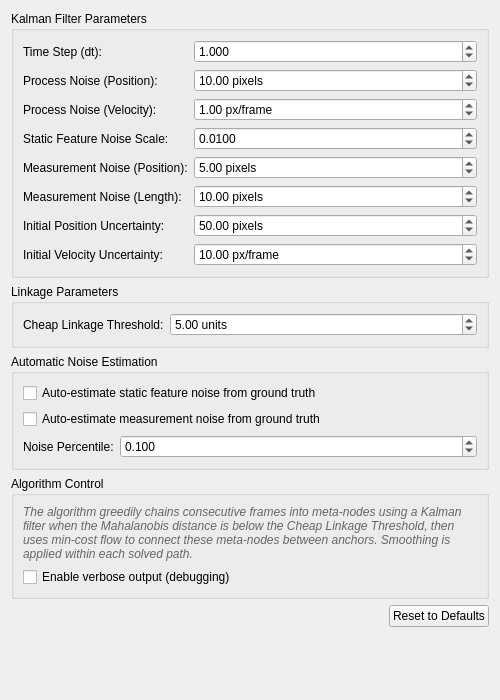
Qt form src/WhiskerToolbox/DataTransform_Widget/Lines/Line_Kalman_Grouping/LineKalmanGrouping_Widget.ui (paulmthompson/WhiskerToolbox) before a commit.
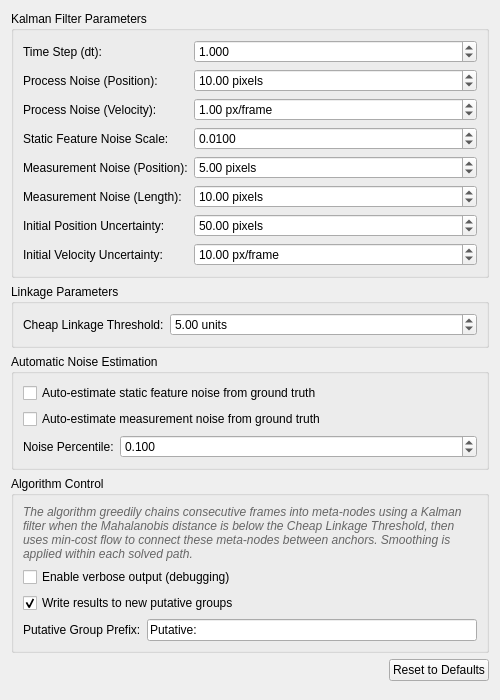
The same form after that commit.

Commit message: use putative entity groups

What changed in the file:
```diff
--- a/src/WhiskerToolbox/DataTransform_Widget/Lines/Line_Kalman_Grouping/LineKalmanGrouping_Widget.ui
+++ b/src/WhiskerToolbox/DataTransform_Widget/Lines/Line_Kalman_Grouping/LineKalmanGrouping_Widget.ui
@@ -431,6 +431,40 @@
         </property>
        </widget>
       </item>
+      <item>
+       <widget class="QCheckBox" name="writePutativeGroupsCheckBox">
+        <property name="text">
+         <string>Write results to new putative groups</string>
+        </property>
+        <property name="toolTip">
+         <string>Create new groups per anchor group with putative labels. Existing labels are never overwritten.</string>
+        </property>
+        <property name="checked">
+         <bool>true</bool>
+        </property>
+       </widget>
+      </item>
+      <item>
+       <layout class="QHBoxLayout" name="putativePrefixLayout">
+        <item>
+         <widget class="QLabel" name="putativePrefixLabel">
+          <property name="text">
+           <string>Putative Group Prefix:</string>
+          </property>
+         </widget>
+        </item>
+        <item>
+         <widget class="QLineEdit" name="putativePrefixLineEdit">
+          <property name="text">
+           <string>Putative:</string>
+          </property>
+          <property name="toolTip">
+           <string>Prefix used for new putative groups created by the transform.</string>
+          </property>
+         </widget>
+        </item>
+       </layout>
+      </item>
      </layout>
     </widget>
    </item>
```
The commit also changes 6 other files.
